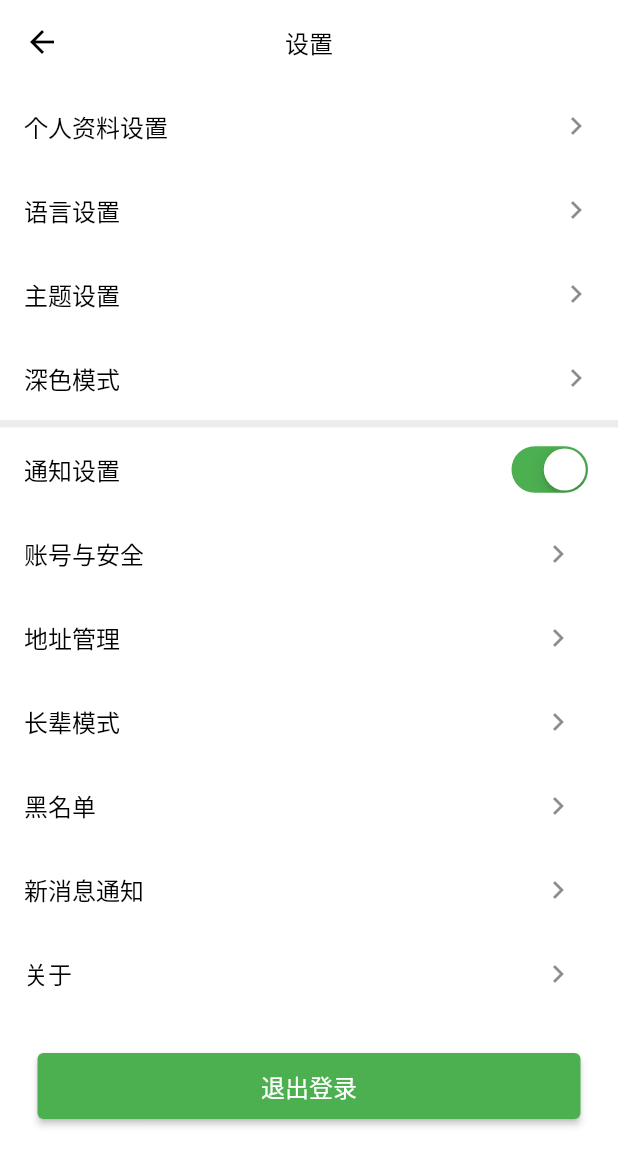
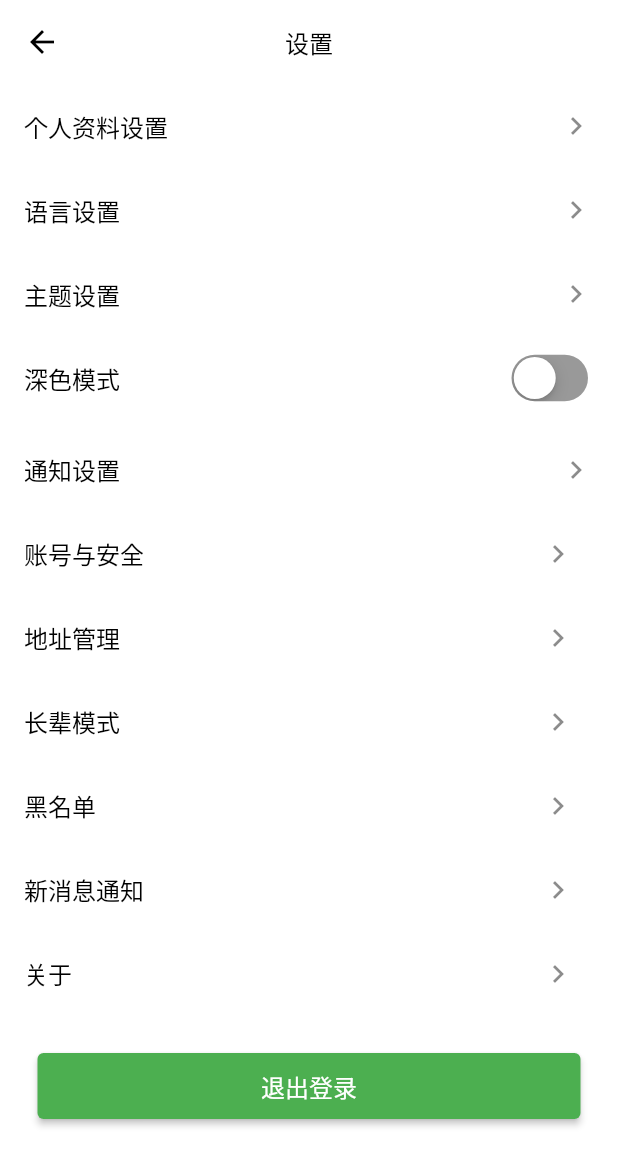
Before and after one commit to deepindo/DoFlutter, a Flutter app: the MePage screen opened directly, after a tap on the "settings" icon, on a phone screen of 412 x 824 dp. Shown: the top 1166 px of the screen. Run offline on Flutter 3.47's test engine with Material 2 defaults, Android fonts, the phone set to English and light mode, and no system bars; our stand-ins replace banner_carousel, chewie, flutter_swiper, fluttertoast, get, image_picker and 3 more; missing offline and left inert: barcode_scan2; network calls fail.

Commit message:
适应暗黑模式，做一些调整

```diff
--- a/lib/pages/subs/setting_page.dart
+++ b/lib/pages/subs/setting_page.dart
@@ -12,7 +12,8 @@ class SettingPage extends StatefulWidget {
 }
 
 class _SettingPageState extends State<SettingPage> {
-  bool _isEnableNotification = true;
+  // bool _isEnableNotification = true;
+  bool _isEnableDarkMode = Get.isDarkMode;
   @override
   Widget build(BuildContext context) {
     return Scaffold(
@@ -54,31 +55,34 @@ class _SettingPageState extends State<SettingPage> {
               "深色模式",
               style: TextStyle(color: Colors.black, fontSize: 16),
             ),
-            trailing: const Icon(Icons.keyboard_arrow_right),
+            trailing: CupertinoSwitch(
+                //统一为苹果风格的,两种组件实现的参数代表意思不太一样
+                value: _isEnableDarkMode,
+                activeColor: Colors.green,
+                trackColor: DoColors.black9,
+                // thumbColor: Colors.white,
+                onChanged: (value) {
+                  print("切换为${value}");
+                  setState(() {
+                    _isEnableDarkMode = value;
+                    Get.changeTheme(_isEnableDarkMode
+                        ? ThemeData.dark()
+                        : ThemeData.light());
+                  });
+                }),
           ),
           Container(
             height: 5,
             decoration: const BoxDecoration(
-              color: Color.fromARGB(255, 237, 236, 236),
-            ),
+                // color: Color.fromARGB(255, 237, 236, 236),
+                ),
           ),
-          ListTile(
-            title: const Text(
+          const ListTile(
+            title: Text(
               "通知设置",
               style: TextStyle(color: Colors.black, fontSize: 16),
             ),
-            trailing: CupertinoSwitch(
-                //统一为苹果风格的,两种组件实现的参数代表意思不太一样
-                value: _isEnableNotification,
-                activeColor: Colors.green,
-                trackColor: DoColors.black9,
-                thumbColor: Colors.white,
-                onChanged: (value) {
-                  print("切换为${value}");
-                  setState(() {
-                    _isEnableNotification = value;
-                  });
-                }),
+            trailing: Icon(Icons.keyboard_arrow_right),
             // trailing: Switch(
             //   activeColor: Colors.white,
             //   activeTrackColor: Colors.green,
@@ -184,6 +188,8 @@ class _SettingPageState extends State<SettingPage> {
 
   _changeDarkMode() {
     Get.changeTheme(Get.isDarkMode ? ThemeData.light() : ThemeData.dark());
+    // Get.changeTheme(
+    // ThemeData(appBarTheme: AppBarTheme(backgroundColor: Colors.green)));
     // Get.changeThemeMode(ThemeMode.system);
   }
 
--- a/lib/pages/tabBar/book_page.dart
+++ b/lib/pages/tabBar/book_page.dart
@@ -48,7 +48,7 @@ class _BookPageState extends State<BookPage> {
   Widget build(BuildContext context) {
     return Scaffold(
       appBar: AppBar(
-        backgroundColor: const Color.fromARGB(255, 246, 227, 56),
+        // backgroundColor: const Color.fromARGB(255, 246, 227, 56),
         title: const Text(
           "免费小说",
           style: TextStyle(
--- a/lib/pages/tabBar/me_page.dart
+++ b/lib/pages/tabBar/me_page.dart
@@ -15,7 +15,7 @@ class _MePageState extends State<MePage> {
     return Scaffold(
         appBar: AppBar(
           // title: const Text("我的"),
-          backgroundColor: Colors.white,
+          // backgroundColor: Colors.white,
           // leading: IconButton(onPressed: () {}, icon: const Icon(Icons.menu)),
           actions: [
             IconButton(
@@ -156,9 +156,7 @@ class _MePageState extends State<MePage> {
         _myActiveGridView(),
         Container(
           height: 10,
-          decoration: const BoxDecoration(
-            color: Color.fromARGB(255, 247, 247, 247),
-          ),
+          decoration: const BoxDecoration(),
         ),
         const Padding(padding: EdgeInsets.all(10)),
         _otherGridView(),
@@ -195,15 +193,13 @@ class _MePageState extends State<MePage> {
                       style: TextStyle(
                           // backgroundColor: Colors.green,
                           fontSize: 18,
-                          color: Colors.black,
+                          // color: Colors.black,
                           fontWeight: FontWeight.w800)),
-                  Text(
-                    "会员名: d****n",
-                    style: TextStyle(
+                  Text("会员名: d****n",
+                      style: TextStyle(
                         // backgroundColor: Colors.green,
                         fontSize: 12,
-                        color: Color.fromARGB(221, 41, 41, 41)),
-                  ),
+                      )),
                 ],
               )),
           const Positioned(
@@ -261,13 +257,11 @@ class _MePageState extends State<MePage> {
                         fontSize: 18,
                         color: Colors.black,
                         fontWeight: FontWeight.w800)),
-                Text(
-                  "会员名: d****n",
-                  style: TextStyle(
+                Text("会员名: d****n",
+                    style: TextStyle(
                       // backgroundColor: Colors.green,
                       fontSize: 12,
-                      color: Color.fromARGB(221, 41, 41, 41)),
-                ),
+                    )),
               ],
             ),
             const Expanded(child: SizedBox()),
@@ -317,61 +311,51 @@ class _MePageState extends State<MePage> {
             Text(
               "1",
               style: TextStyle(
-                  color: Colors.black,
+                  // color: Colors.black,
                   fontSize: 18,
                   fontWeight: FontWeight.w600),
             ),
-            Text("收藏",
-                style: TextStyle(
-                    color: Color.fromARGB(221, 41, 41, 41), fontSize: 12)),
+            Text("收藏", style: TextStyle(fontSize: 12)),
           ],
         ),
         Column(
           children: const [
             Text("1",
                 style: TextStyle(
-                    color: Colors.black,
+                    // color: Colors.black,
                     fontSize: 18,
                     fontWeight: FontWeight.w600)),
-            Text("历史浏览",
-                style: TextStyle(
-                    color: Color.fromARGB(221, 41, 41, 41), fontSize: 12)),
+            Text("历史浏览", style: TextStyle(fontSize: 12)),
           ],
         ),
         Column(
           children: const [
             Text("1",
                 style: TextStyle(
-                    color: Colors.black,
+                    // color: Colors.black,
                     fontSize: 18,
                     fontWeight: FontWeight.w600)),
-            Text("关注",
-                style: TextStyle(
-                    color: Color.fromARGB(221, 41, 41, 41), fontSize: 12)),
+            Text("关注", style: TextStyle(fontSize: 12)),
           ],
         ),
         Column(
           children: const [
             Text("1",
                 style: TextStyle(
-                    color: Colors.black,
+                    // color: Colors.black,
                     fontSize: 18,
                     fontWeight: FontWeight.w600)),
-            Text("粉丝",
-                style: TextStyle(
-                    color: Color.fromARGB(221, 41, 41, 41), fontSize: 12)),
+            Text("粉丝", style: TextStyle(fontSize: 12)),
           ],
         ),
         Column(
           children: const [
             Text("0",
                 style: TextStyle(
-                    color: Colors.black,
+                    // color: Colors.black,
                     fontSize: 18,
                     fontWeight: FontWeight.w600)),
-            Text("贴子",
-                style: TextStyle(
-                    color: Color.fromARGB(221, 41, 41, 41), fontSize: 12)),
+            Text("贴子", style: TextStyle(fontSize: 12)),
           ],
         )
       ],
@@ -393,9 +377,7 @@ class _MePageState extends State<MePage> {
               color: Colors.orange,
               size: 32,
             ),
-            Text("我发布的",
-                style: TextStyle(
-                    color: Color.fromARGB(221, 41, 41, 41), fontSize: 14)),
+            Text("我发布的", style: TextStyle(fontSize: 14)),
           ],
         ),
         Column(
@@ -412,17 +394,17 @@ class _MePageState extends State<MePage> {
           children: const [
             Icon(
               Icons.task,
-              color: Color.fromARGB(255, 239, 223, 82),
+              color: Colors.yellow,
               size: 32,
             ),
             Text("我买到的"),
           ],
         ),
         Column(
-          children: const [
+          children: [
             Icon(
               Icons.shop,
-              color: Color.fromARGB(255, 232, 107, 19),
+              color: Colors.orange[100],
               size: 32,
             ),
             Text("我可转卖的"),
--- a/pubspec.yaml
+++ b/pubspec.yaml
@@ -52,6 +52,7 @@ dependencies:
   roundcheckbox: ^2.0.5
   webview_flutter: ^4.0.5
 
+  #--------第三方功能相关--------
   # camera: ^0.10.3+2 #暂时没用上
   image_picker: ^0.8.6+4 #包含了拍照，相册选择照片和视频
   video_player: ^2.5.2
```
Also changed, not shown: 3 other files.
